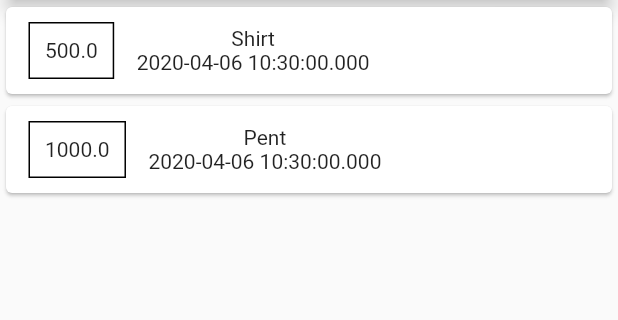
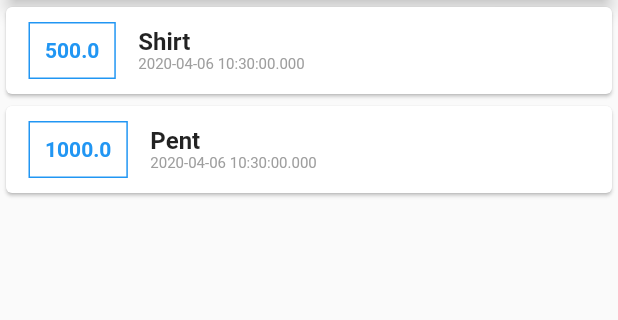
Before and after one commit to zohaib304/expense_manager, a Flutter app: the screen it shows after launch, on a phone screen of 412 x 824 dp, the part 119-439 px from its top. Run offline on Flutter 3.47's test engine with Material 2 defaults, Android fonts, the phone set to English and light mode, and no system bars.

Commit message:
more styling

```diff
--- a/lib/main.dart
+++ b/lib/main.dart
@@ -46,20 +46,33 @@ class MyHomePage extends StatelessWidget {
                         ),
                         decoration: BoxDecoration(
                           border: Border.all(
-                            color: Colors.black,
+                            color: Colors.blue,
                             width: 1,
                           ),
                         ),
                         padding: EdgeInsets.all(10),
                         child: Text(
                           tx.amount.toString(),
+                          style: TextStyle(
+                            fontWeight: FontWeight.bold,
+                            color: Colors.blue,
+                          ),
                         ),
                       ),
                       Column(
+                        crossAxisAlignment: CrossAxisAlignment.start,
                         children: <Widget>[
-                          Text(tx.title),
+                          Text(
+                            tx.title,
+                            style: TextStyle(
+                              fontSize: 16,
+                              fontWeight: FontWeight.bold,
+                            ),
+                          ),
                           Text(
                             tx.date.toString(),
+                            style:
+                                TextStyle(fontSize: 10, color: Colors.grey),
                           ),
                         ],
                       )
```
